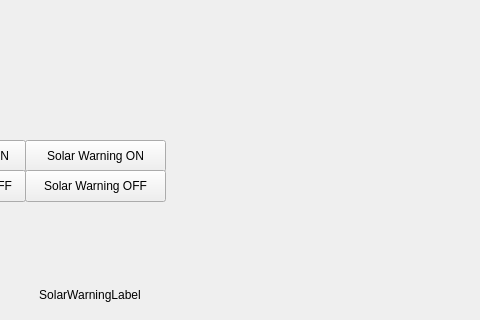
Old version of the form mainwindow.ui in the repository UCR-Solar-Car/DriverInterface; both pictures show x 135 to 615 and y 280 to 600 of the 800 by 600 pixel window.
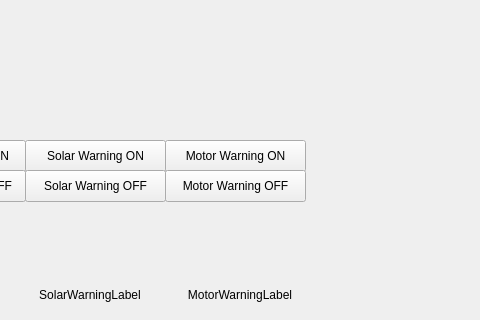
New version of the form.

Commit message: Tidy up naming, added Motor Warning Label

```diff
--- a/mainwindow.ui
+++ b/mainwindow.ui
@@ -110,6 +110,54 @@
      <string>Solar Warning OFF</string>
     </property>
    </widget>
+   <widget class="QLabel" name="warnLabelMotor">
+    <property name="geometry">
+     <rect>
+      <x>300</x>
+      <y>550</y>
+      <width>150</width>
+      <height>50</height>
+     </rect>
+    </property>
+    <property name="sizePolicy">
+     <sizepolicy hsizetype="Fixed" vsizetype="Fixed">
+      <horstretch>0</horstretch>
+      <verstretch>0</verstretch>
+     </sizepolicy>
+    </property>
+    <property name="text">
+     <string>MotorWarningLabel</string>
+    </property>
+    <property name="alignment">
+     <set>Qt::AlignCenter</set>
+    </property>
+   </widget>
+   <widget class="QPushButton" name="motorWarning_ON">
+    <property name="geometry">
+     <rect>
+      <x>300</x>
+      <y>420</y>
+      <width>141</width>
+      <height>32</height>
+     </rect>
+    </property>
+    <property name="text">
+     <string>Motor Warning ON</string>
+    </property>
+   </widget>
+   <widget class="QPushButton" name="motorWarning_OFF">
+    <property name="geometry">
+     <rect>
+      <x>300</x>
+      <y>450</y>
+      <width>141</width>
+      <height>32</height>
+     </rect>
+    </property>
+    <property name="text">
+     <string>Motor Warning OFF</string>
+    </property>
+   </widget>
   </widget>
  </widget>
  <resources/>
```
The commit also changes 2 other files.
